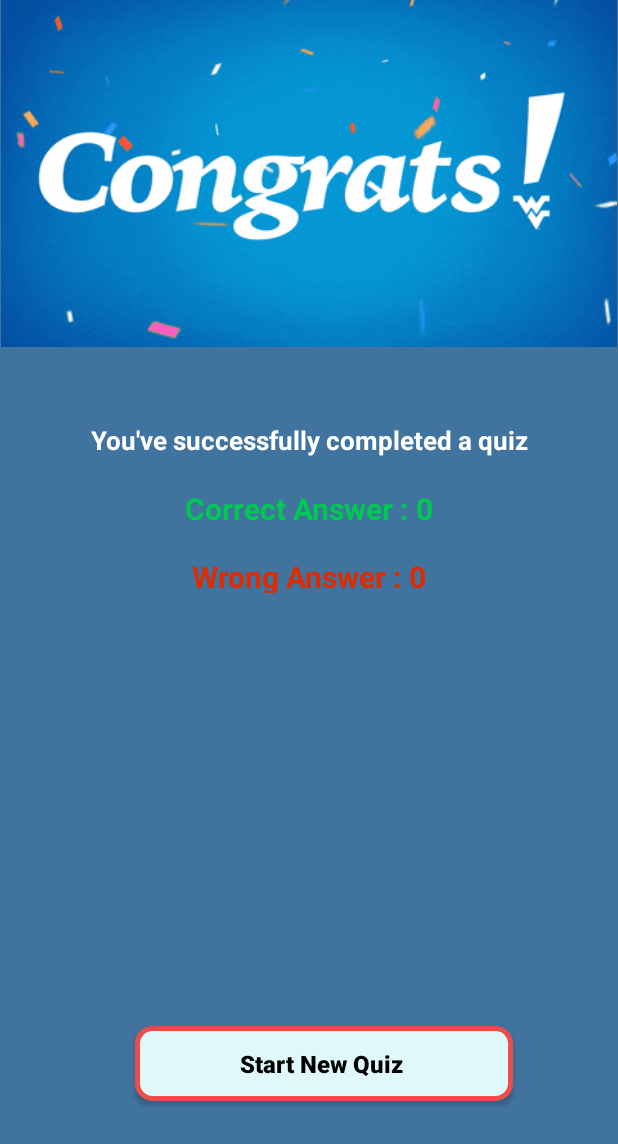
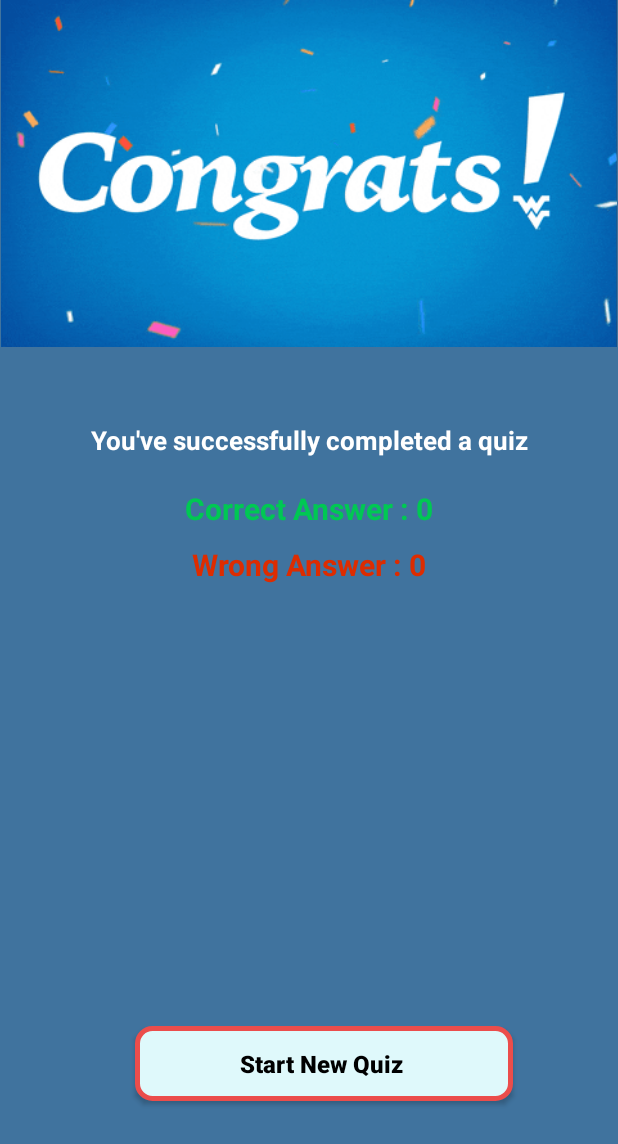
Before and after one commit to asgar72/Quiz-App, an Android app: the QuizResults screen opened directly, with no data from a screen before it, on a phone screen of 412 x 824 dp. Shown: the top 1144 px of the screen. Run offline under Robolectric (Android 15) with nearby library versions, the phone set to English and light mode, and no system bars.

Commit message:
final commit

```diff
--- a/app/src/main/res/layout/activity_quiz_results.xml
+++ b/app/src/main/res/layout/activity_quiz_results.xml
@@ -4,95 +4,101 @@
     xmlns:tools="http://schemas.android.com/tools"
     android:layout_width="match_parent"
     android:layout_height="match_parent"
-    tools:context=".QuizResults"
-    android:background="@color/back_color">
+    android:background="@color/back_color"
+    tools:context=".QuizResults">
+
     <ImageView
         android:id="@+id/congratsIcon"
         android:layout_width="match_parent"
         android:layout_height="wrap_content"
         android:adjustViewBounds="true"
-        android:src="@drawable/giphy"/>
+        android:src="@drawable/giphy" />
+
     <TextView
         android:id="@+id/SuccessText"
         android:layout_width="match_parent"
         android:layout_height="wrap_content"
+        android:layout_below="@id/congratsIcon"
         android:layout_marginTop="50dp"
         android:gravity="center"
-        android:layout_below="@id/congratsIcon"
         android:text="You've successfully completed a quiz"
         android:textColor="@color/white"
-        android:textStyle="bold"
-        android:textSize="17sp"/>
+        android:textSize="17sp"
+        android:textStyle="bold" />
+
     <LinearLayout
-        android:layout_below="@+id/SuccessText"
         android:layout_width="match_parent"
         android:layout_height="wrap_content"
+        android:layout_below="@+id/SuccessText"
         android:orientation="vertical">
+
         <LinearLayout
+            android:layout_width="match_parent"
+            android:layout_height="wrap_content"
             android:layout_below="@+id/SuccessText"
             android:layout_marginTop="20dp"
-        android:layout_width="match_parent"
-        android:layout_height="wrap_content"
-        android:orientation="horizontal"
-        android:gravity="center">
+            android:gravity="center"
+            android:orientation="horizontal">
 
             <TextView
                 android:layout_width="wrap_content"
                 android:layout_height="wrap_content"
+                android:text="Correct Answer : "
                 android:textColor="#00C853"
-            android:textStyle="bold"
-            android:text="Correct Answer : "
-            android:textSize="20sp"/>
+                android:textSize="20sp"
+                android:textStyle="bold" />
+
             <TextView
+                android:id="@+id/correctAnswer"
                 android:layout_width="wrap_content"
                 android:layout_height="wrap_content"
-            android:id="@+id/correctAnswer"
                 android:textColor="#00C853"
-            android:textStyle="bold"
-            android:textSize="20sp"/>
+                android:textSize="20sp"
+                android:textStyle="bold" />
         </LinearLayout>
+
         <LinearLayout
 
-        android:layout_marginTop="10dp"
             android:layout_width="match_parent"
             android:layout_height="wrap_content"
-        android:orientation="horizontal"
-        android:gravity="center">
+            android:layout_marginTop="10dp"
+            android:gravity="center"
+            android:orientation="horizontal">
 
             <TextView
                 android:layout_width="wrap_content"
                 android:layout_height="wrap_content"
+                android:text="Wrong Answer : "
+                android:textColor="#DD2C00"
                 android:textSize="20sp"
-            android:layout_marginTop="5dp"
-            android:textStyle="bold"
-            android:text="Wrong Answer : "
-            android:textColor="#DD2C00"/>
+                android:textStyle="bold" />
+
             <TextView
+                android:id="@+id/incorrectAnswer"
                 android:layout_width="wrap_content"
                 android:layout_height="wrap_content"
-            android:id="@+id/incorrectAnswer"
+                android:textColor="#DD2C00"
                 android:textSize="20sp"
-            android:layout_marginTop="5dp"
-            android:textStyle="bold"
-            android:textColor="#DD2C00"/>
+                android:textStyle="bold" />
         </LinearLayout>
     </LinearLayout>
+
     <androidx.appcompat.widget.AppCompatButton
         android:id="@+id/startNewQuiz"
         android:layout_width="match_parent"
         android:layout_height="50dp"
+        android:layout_alignParentBottom="true"
+        android:layout_marginStart="90dp"
+        android:layout_marginTop="10dp"
+        android:layout_marginEnd="70dp"
+        android:layout_marginBottom="90dp"
+        android:background="@drawable/round_back_all"
+        android:gravity="center"
         android:text="Start New Quiz "
         android:textAllCaps="false"
         android:textColor="@color/black"
-        android:background="@drawable/round_back_all"
-        android:layout_alignParentBottom="true"
-        android:layout_marginBottom="90dp"
-        android:layout_marginStart="90dp"
-        android:layout_marginEnd="70dp"
-        android:gravity="center"
-        android:textStyle="bold"
-        android:textSize="16sp"/>
-
+        android:textSize="16sp"
+        android:textStyle="bold" />
 
 
 </RelativeLayout>
```
Also changed, not shown: app/src/main/java/com/asgar72/quizapp/MainActivity.java (+16 -17 lines), app/src/main/java/com/asgar72/quizapp/QuestionBank.java (+23 -23 lines), app/src/main/java/com/asgar72/quizapp/QuizActivity.java (+59 -65 lines), app/src/main/java/com/asgar72/quizapp/QuizResults.java (+6 -6 lines), app/src/main/res/layout/activity_main.xml (+60 -50 lines), app/src/main/res/layout/activity_quiz.xml (+26 -32 lines). Lines whose indentation alone changed are shown as unchanged.
